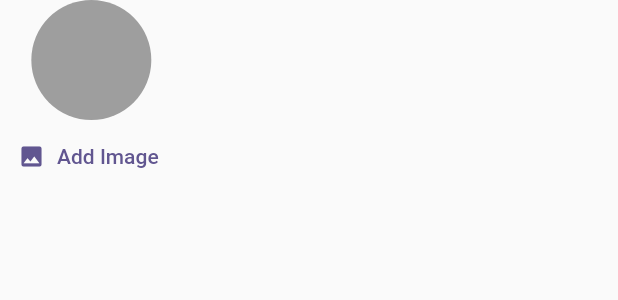
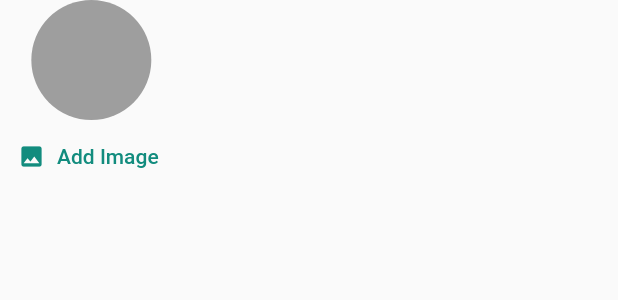
Before and after one commit to musamairshad/Chat-Application, a Flutter app: the UserImagePicker widget shown alone on an empty page, opened directly, on a phone screen of 412 x 824 dp. Shown: the top 300 px of the screen. Run offline on Flutter 3.47's test engine with Material 2 defaults, Android fonts, the phone set to English and light mode, and no system bars; our stand-ins replace cloud_firestore, firebase_auth, firebase_core, firebase_storage, image_picker; accounts and stored records are empty; generated files the repository leaves out were written again.

Commit message:
user_image_picker.dart is modified.

```diff
--- a/lib/widgets/user_image_picker.dart
+++ b/lib/widgets/user_image_picker.dart
@@ -45,12 +45,12 @@ class _UserImagePickerState extends State<UserImagePicker> {
         ),
         TextButton.icon(
           onPressed: _pickImage,
-          icon: const Icon(Icons.image),
-          label: Text(
+          icon: const Icon(Icons.image, color: Color(0xff128C7E)),
+          label: const Text(
             'Add Image',
             style: TextStyle(
-              color: Theme.of(context).colorScheme.primary,
-            ),
+                // color: Theme.of(context).colorScheme.primary,
+                color: Color(0xff128C7E)),
           ),
         ),
       ],
```
